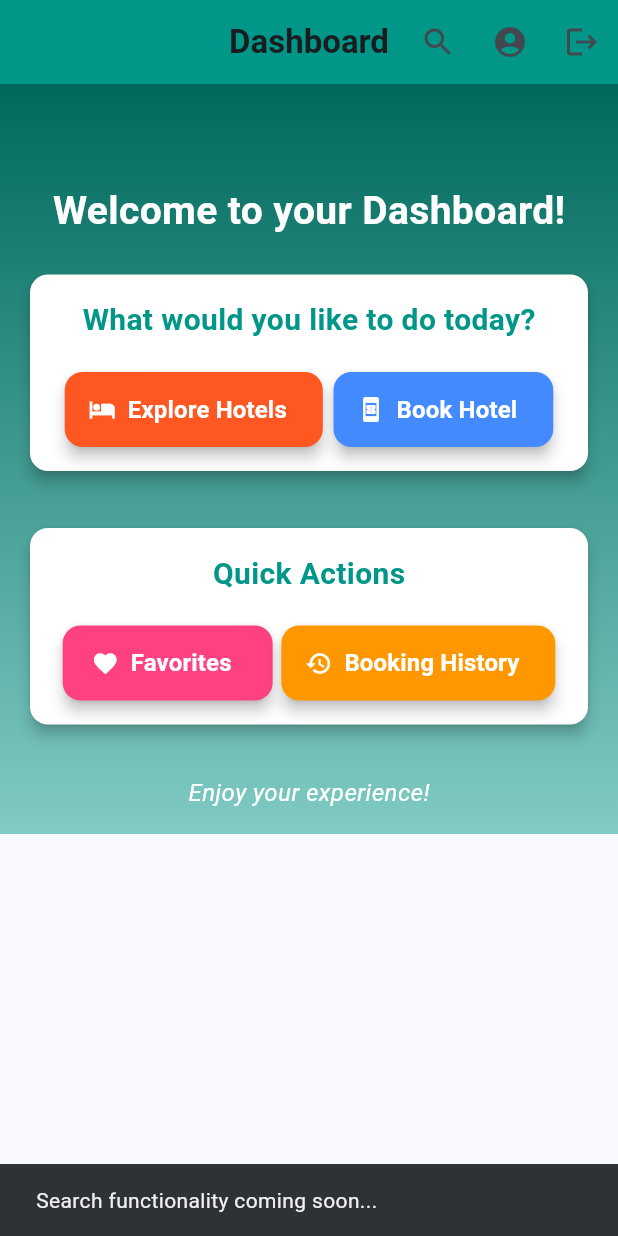
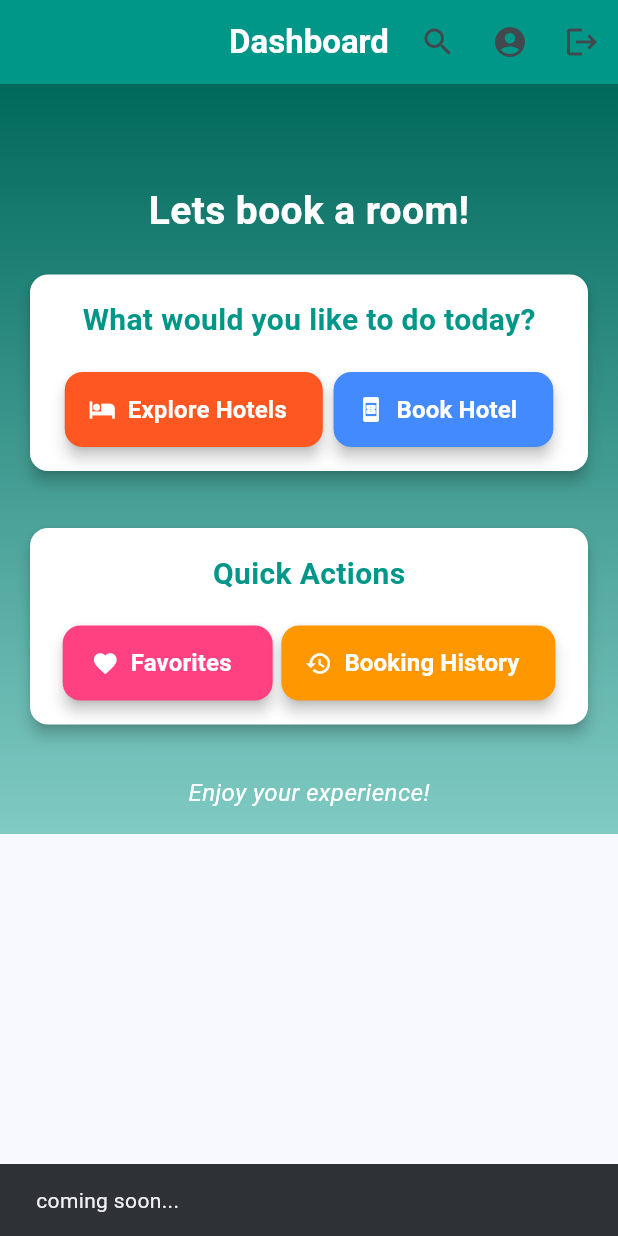
Before and after one commit to Yakuuuuuu/mobile_app, a Flutter app: the DashboardPage screen opened directly, after a tap on the "search" icon, on a phone screen of 412 x 824 dp. Run offline on Flutter 3.47's test engine with Material 3 defaults, Android fonts, the light colour scheme and no system bars; our stand-ins replace smooth_page_indicator.

Commit message:
finally completed

```diff
--- a/lib/view/dashboard_page.dart
+++ b/lib/view/dashboard_page.dart
@@ -9,7 +9,7 @@ class DashboardPage extends StatelessWidget {
       appBar: AppBar(
         title: const Text(
           'Dashboard',
-          style: TextStyle(fontWeight: FontWeight.bold, fontSize: 22),
+          style: TextStyle(fontWeight: FontWeight.bold, fontSize: 22, color: Colors.white,),
         ),
         backgroundColor: Colors.teal,
         centerTitle: true,
@@ -18,18 +18,16 @@ class DashboardPage extends StatelessWidget {
           IconButton(
             icon: const Icon(Icons.search),
             onPressed: () {
-              // Search functionality placeholder
               ScaffoldMessenger.of(context).showSnackBar(
-                const SnackBar(content: Text('Search functionality coming soon...')),
+                const SnackBar(content: Text('coming soon...')),
               );
             },
           ),
           IconButton(
             icon: const Icon(Icons.account_circle),
             onPressed: () {
-              // Profile functionality placeholder
               ScaffoldMessenger.of(context).showSnackBar(
-                const SnackBar(content: Text('Profile functionality coming soon...')),
+                const SnackBar(content: Text('coming soon...')),
               );
             },
           ),
@@ -56,7 +54,7 @@ class DashboardPage extends StatelessWidget {
             children: [
               const SizedBox(height: 50),
               const Text(
-                'Welcome to your Dashboard!',
+                'Lets book a room!',
                 style: TextStyle(
                   fontSize: 26,
                   fontWeight: FontWeight.bold,
--- a/lib/view/login_page.dart
+++ b/lib/view/login_page.dart
@@ -14,6 +14,7 @@ class LoginPage extends StatelessWidget {
           style: TextStyle(
             fontWeight: FontWeight.bold,
             fontSize: 26,
+            color: Colors.white,
           ),
         ),
         backgroundColor: Colors.blue[800],
@@ -93,6 +94,7 @@ class LoginPage extends StatelessWidget {
                 style: TextStyle(
                   fontSize: 18,
                   fontWeight: FontWeight.bold,
+                  color: Colors.white,
                 ),
               ),
             ),
--- a/lib/view/signup_page.dart
+++ b/lib/view/signup_page.dart
@@ -13,6 +13,7 @@ class SignupPage extends StatelessWidget {
           style: TextStyle(
             fontWeight: FontWeight.bold,
             fontSize: 24,
+            color: Colors.white,
           ),
         ),
         backgroundColor: Colors.blueAccent,
```
